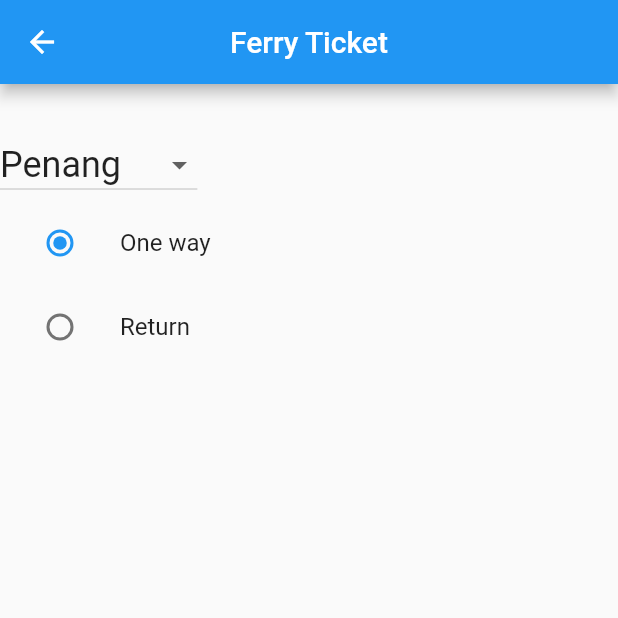
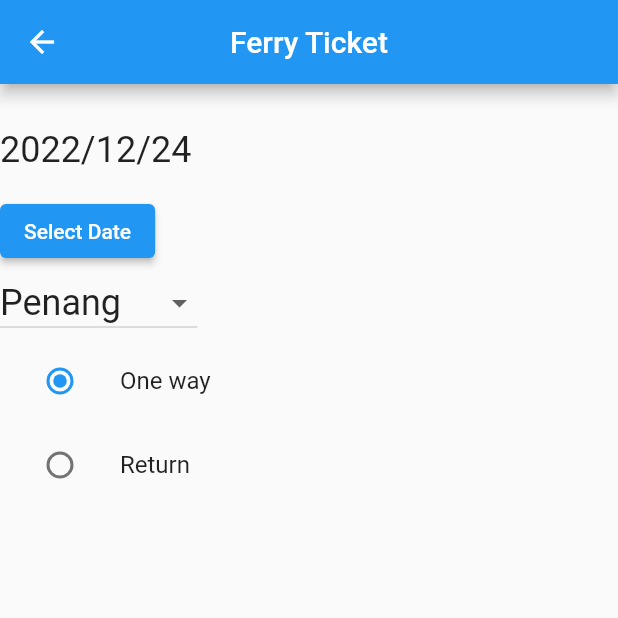
Before and after one commit to aWexisWen/bonvoyage, a Flutter app: the buy_ticketFormPage screen opened directly, on a phone screen of 412 x 824 dp, the top half of it. Run offline on Flutter 3.47's test engine with Material 2 defaults, Android fonts, the phone set to English and light mode, and no system bars; our stand-ins replace sqflite; missing offline and left inert: dart:html; accounts and stored records are empty.

Commit message:
Update buy_ticket.dart

```diff
--- a/lib/pages/buy_ticket.dart
+++ b/lib/pages/buy_ticket.dart
@@ -31,6 +31,8 @@ class _buy_ticketFormPageState extends State<buy_ticketFormPage> {
   ];
   String? selectedLocation = 'Penang';
   Trip? _character = Trip.oneway;
+
+  DateTime date = DateTime(2022, 12, 24);
 
   @override
   void initState() {
@@ -79,6 +81,26 @@ class _buy_ticketFormPageState extends State<buy_ticketFormPage> {
             child: Column(
               crossAxisAlignment: CrossAxisAlignment.start,
               children: [
+                Text(
+                  '${date.year}/${date.month}/${date.day}',
+                  style: TextStyle(fontSize: 24),
+                ),
+                const SizedBox(height: 16),
+                ElevatedButton(
+                  child: Text('Select Date'),
+                  onPressed: () async {
+                    DateTime? newDate = await showDatePicker(
+                      context: context,
+                      initialDate: date,
+                      firstDate: DateTime(2020),
+                      lastDate: DateTime(2030),
+                    );
+
+                    if (newDate == null) return;
+
+                    setState(() => date = newDate);
+                  },
+                ),
                 DropdownButton<String>(
                   value: selectedLocation,
                   items: location
@@ -103,7 +125,7 @@ class _buy_ticketFormPageState extends State<buy_ticketFormPage> {
                         _character = value;
                       });
                     },
-                  ), //fuck u fadil
+                  ),
                 ),
                 ListTile(
                   title: const Text('Return'),
```
